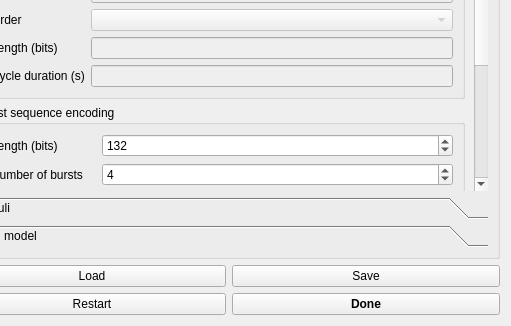
medusabci/app-cvep-speller, file config.ui: the form before one commit; both pictures show x 357 to 868 and y 306 to 632 of the 868 by 632 pixel window.
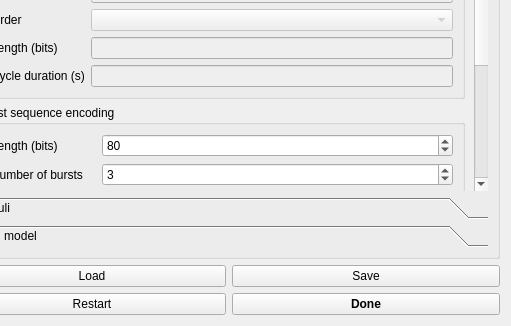
The form after the commit. The open tabs and pages were chosen to show the change.

Commit message: update: changed default settings

Patch:
```diff
--- a/config.ui
+++ b/config.ui
@@ -840,9 +840,9 @@
              <property name="geometry">
               <rect>
                <x>0</x>
-               <y>0</y>
-               <width>506</width>
-               <height>563</height>
+               <y>-214</y>
+               <width>511</width>
+               <height>516</height>
               </rect>
              </property>
              <attribute name="label">
@@ -985,7 +985,7 @@
                     <number>100</number>
                    </property>
                    <property name="value">
-                    <number>4</number>
+                    <number>3</number>
                    </property>
                   </widget>
                  </item>
@@ -1043,7 +1043,7 @@
                     <number>1000</number>
                    </property>
                    <property name="value">
-                    <number>132</number>
+                    <number>80</number>
                    </property>
                   </widget>
                  </item>
```
Left out of the diff: 46 changed lines with no effect on the pictures. The commit also changes 1 other file.
